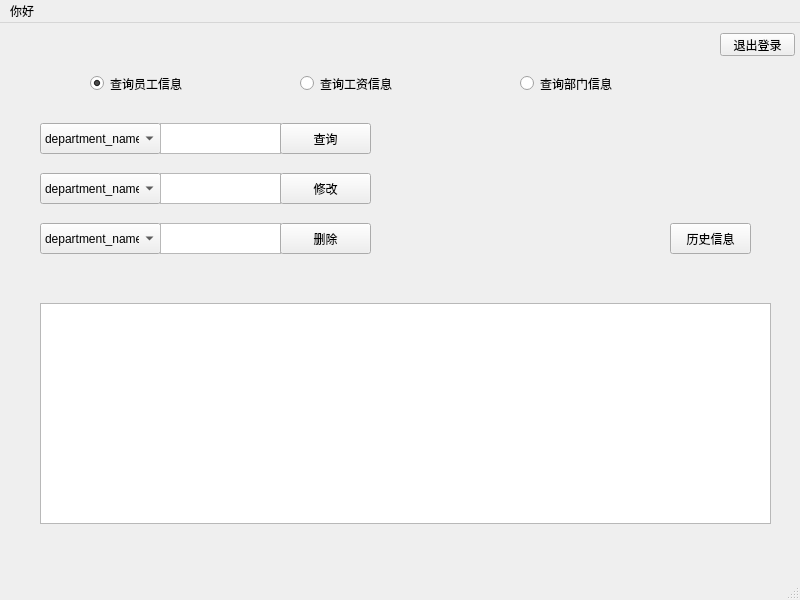
The window that YYFs-main/untitled2/mainwindow.ui (Yyf020529/YYFs) describes before a commit, drawn with Qt 5.
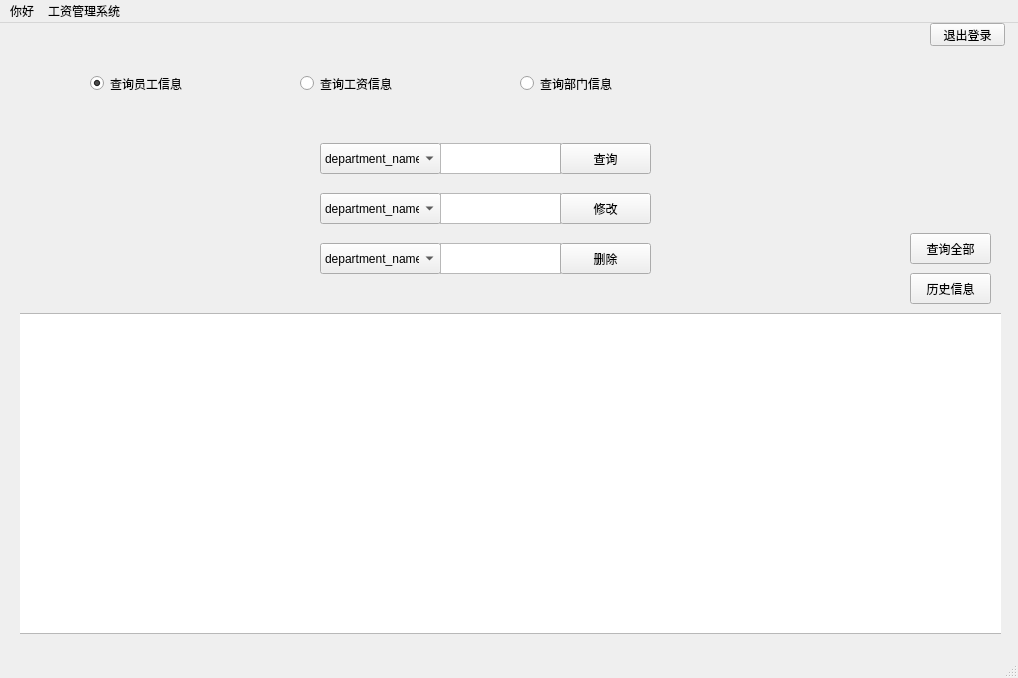
The same window after the commit. The open tabs and pages were chosen to show the change.

Diff of the .ui file:
```diff
--- a/YYFs-main/untitled2/mainwindow.ui
+++ b/YYFs-main/untitled2/mainwindow.ui
@@ -6,8 +6,8 @@
    <rect>
     <x>0</x>
     <y>0</y>
-    <width>800</width>
-    <height>600</height>
+    <width>1018</width>
+    <height>678</height>
    </rect>
   </property>
   <property name="windowTitle">
@@ -30,8 +30,8 @@
    <widget class="QPushButton" name="pushButton">
     <property name="geometry">
      <rect>
-      <x>720</x>
-      <y>10</y>
+      <x>930</x>
+      <y>0</y>
       <width>75</width>
       <height>23</height>
      </rect>
@@ -44,9 +44,9 @@
     <property name="geometry">
      <rect>
       <x>20</x>
-      <y>80</y>
-      <width>771</width>
-      <height>431</height>
+      <y>90</y>
+      <width>981</width>
+      <height>541</height>
      </rect>
     </property>
     <property name="currentIndex">
@@ -531,8 +531,8 @@
      <widget class="QComboBox" name="comboBox_4">
       <property name="geometry">
        <rect>
-        <x>20</x>
-        <y>20</y>
+        <x>300</x>
+        <y>30</y>
         <width>121</width>
         <height>31</height>
        </rect>
@@ -546,8 +546,8 @@
      <widget class="QTextEdit" name="textEdit_7">
       <property name="geometry">
        <rect>
-        <x>140</x>
-        <y>20</y>
+        <x>420</x>
+        <y>30</y>
         <width>121</width>
         <height>31</height>
        </rect>
@@ -556,8 +556,8 @@
      <widget class="QPushButton" name="pushButton_13">
       <property name="geometry">
        <rect>
-        <x>260</x>
-        <y>20</y>
+        <x>540</x>
+        <y>30</y>
         <width>91</width>
         <height>31</height>
        </rect>
@@ -569,18 +569,18 @@
      <widget class="QTableView" name="tableView_3">
       <property name="geometry">
        <rect>
-        <x>20</x>
+        <x>-20</x>
         <y>200</y>
-        <width>731</width>
-        <height>221</height>
+        <width>1011</width>
+        <height>321</height>
        </rect>
       </property>
      </widget>
      <widget class="QComboBox" name="comboBox_5">
       <property name="geometry">
        <rect>
-        <x>20</x>
-        <y>70</y>
+        <x>300</x>
+        <y>80</y>
         <width>121</width>
         <height>31</height>
        </rect>
@@ -604,8 +604,8 @@
      <widget class="QTextEdit" name="textEdit_8">
       <property name="geometry">
        <rect>
-        <x>140</x>
-        <y>70</y>
+        <x>420</x>
+        <y>80</y>
         <width>121</width>
         <height>31</height>
        </rect>
@@ -614,8 +614,8 @@
      <widget class="QPushButton" name="pushButton_14">
       <property name="geometry">
        <rect>
-        <x>260</x>
-        <y>70</y>
+        <x>540</x>
+        <y>80</y>
         <width>91</width>
         <height>31</height>
        </rect>
@@ -627,8 +627,8 @@
      <widget class="QComboBox" name="comboBox_6">
       <property name="geometry">
        <rect>
-        <x>20</x>
-        <y>120</y>
+        <x>300</x>
+        <y>130</y>
         <width>121</width>
         <height>31</height>
        </rect>
@@ -642,8 +642,8 @@
      <widget class="QTextEdit" name="textEdit_9">
       <property name="geometry">
        <rect>
-        <x>140</x>
-        <y>120</y>
+        <x>420</x>
+        <y>130</y>
         <width>121</width>
         <height>31</height>
        </rect>
@@ -652,8 +652,8 @@
      <widget class="QPushButton" name="pushButton_15">
       <property name="geometry">
        <rect>
-        <x>260</x>
-        <y>120</y>
+        <x>540</x>
+        <y>130</y>
         <width>91</width>
         <height>31</height>
        </rect>
@@ -665,8 +665,8 @@
      <widget class="QPushButton" name="pushButton_16">
       <property name="geometry">
        <rect>
-        <x>650</x>
-        <y>120</y>
+        <x>890</x>
+        <y>160</y>
         <width>81</width>
         <height>31</height>
        </rect>
@@ -678,16 +678,29 @@
      <widget class="QLabel" name="label_3">
       <property name="geometry">
        <rect>
-        <x>30</x>
-        <y>170</y>
-        <width>111</width>
-        <height>21</height>
+        <x>40</x>
+        <y>160</y>
+        <width>141</width>
+        <height>31</height>
        </rect>
       </property>
       <property name="text">
        <string/>
       </property>
      </widget>
+     <widget class="QPushButton" name="pushButton_4">
+      <property name="geometry">
+       <rect>
+        <x>890</x>
+        <y>120</y>
+        <width>81</width>
+        <height>31</height>
+       </rect>
+      </property>
+      <property name="text">
+       <string>查询全部</string>
+      </property>
+     </widget>
     </widget>
    </widget>
    <widget class="QRadioButton" name="radioButton">
@@ -738,7 +751,7 @@
     <rect>
      <x>0</x>
      <y>0</y>
-     <width>800</width>
+     <width>1018</width>
      <height>22</height>
     </rect>
    </property>
@@ -747,7 +760,13 @@
      <string>你好</string>
     </property>
    </widget>
+   <widget class="QMenu" name="menu_2">
+    <property name="title">
+     <string>工资管理系统</string>
+    </property>
+   </widget>
    <addaction name="menu"/>
+   <addaction name="menu_2"/>
   </widget>
   <widget class="QStatusBar" name="statusbar"/>
  </widget>
```
Left out of the diff: 112 changed lines with no effect on the pictures.
